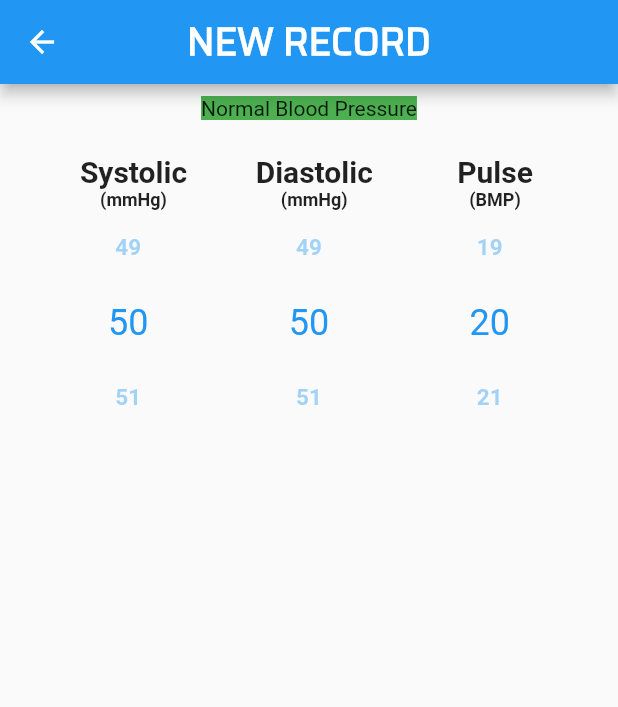
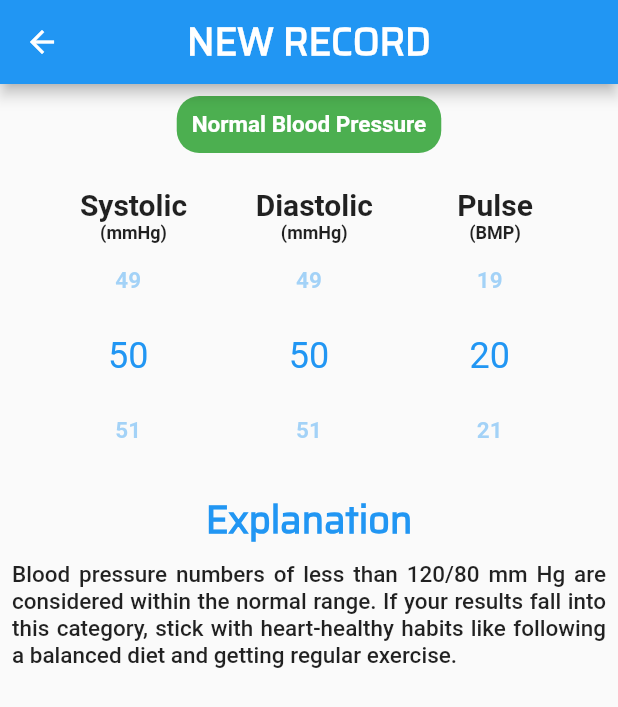
Before and after one commit to farhanyousaf786/blood-pressure-tracker, a Flutter app: the CheckerPage screen opened directly, on a phone screen of 412 x 824 dp. Shown: the top 707 px of the screen. Run offline on Flutter 3.47's test engine with Material 2 defaults, Android fonts, the phone set to English and light mode, and no system bars; drawn by our look-alikes of numberpicker.

Commit message:
explaination added

```diff
--- /dev/null
+++ b/lib/Components/Explaination.dart
@@ -0,0 +1,31 @@
+import 'package:flutter/material.dart';
+
+class ExplainState extends StatefulWidget {
+  final String text;
+
+  const ExplainState({Key? key, required this.text}) : super(key: key);
+
+  @override
+  State<ExplainState> createState() => _ExplainStateState();
+}
+
+class _ExplainStateState extends State<ExplainState> {
+
+  @override
+  Widget build(BuildContext context) {
+    return Container(
+      child: Padding(
+        padding: const EdgeInsets.all(8.0),
+        child: Center(
+            child: Text(
+          widget.text,
+          textAlign: TextAlign.justify,
+          style: const TextStyle(
+            fontWeight: FontWeight.w500,
+            fontSize: 15,
+          ),
+        )),
+      ),
+    );
+  }
+}
--- a/lib/Pages/CheckerPage.dart
+++ b/lib/Pages/CheckerPage.dart
@@ -1,4 +1,5 @@
 import 'package:bloodpressure/Components/Diastolic.dart';
+import 'package:bloodpressure/Components/Explaination.dart';
 import 'package:bloodpressure/Components/Pulse.dart';
 import 'package:bloodpressure/Components/SystolicNum.dart';
 import 'package:flutter/material.dart';
@@ -16,6 +17,11 @@ class _CheckerPageState extends State<CheckerPage> {
   int _currentPulse = 20;
   String bloodPressure = "Normal Blood Pressure";
   Color currentColor = Colors.green;
+  String currentState = "normal";
+
+  String text =
+      "Blood pressure numbers of less than 120/80 mm Hg are considered within the normal range. If your results fall into this category, stick with heart-healthy habits like following a balanced diet and getting regular exercise.";
+
 
   // This function will be passed down to the Child widget.
   void appendDia(int dia) {
@@ -51,13 +57,20 @@ class _CheckerPageState extends State<CheckerPage> {
       setState(() {
         bloodPressure = "Normal Blood Pressure";
         currentColor = Colors.green;
+        text =
+        "Blood pressure numbers of less than 120/80 mm Hg are considered within the normal range. If your results fall into this category, stick with heart-healthy habits like following a balanced diet and getting regular exercise.";
+
       });
     } else {
       if (_currentSys > 119 && _currentSys < 130) {
         if (_currentDia < 80) {
           setState(() {
             bloodPressure = "Elevated Blood Pressure";
-            currentColor= Colors.yellow.shade600;
+            currentColor = Colors.yellow.shade700;
+            currentState == "stage1";
+            text =
+            "Elevated blood pressure is when readings consistently range from 120-129 systolic and less than 80 mm Hg diastolic. People with elevated blood pressure are likely to develop high blood pressure unless steps are taken to control the condition.";
+
           });
         }
       }
@@ -65,21 +78,31 @@ class _CheckerPageState extends State<CheckerPage> {
       if (_currentSys > 129 || _currentDia > 79) {
         setState(() {
           bloodPressure = "High Blood Pressure - Stage 1";
-          currentColor= Colors.orangeAccent;
+          currentColor = Colors.orangeAccent.shade200;
+          currentState == "stage2";
+          text =
+          "Hypertension Stage 1 is when blood pressure consistently ranges from 130-139 systolic or 80-89 mm Hg diastolic. At this stage of high blood pressure, doctors are likely to prescribe lifestyle changes and may consider adding blood pressure medication based on your risk of atherosclerotic cardiovascular disease (ASCVD), such as heart attack or stroke.";
+
         });
       }
 
       if (_currentSys > 139 || _currentDia > 89) {
         setState(() {
           bloodPressure = "High Blood Pressure - Stage 2";
-          currentColor = Colors.deepOrange;
+          currentColor = Colors.deepOrange.shade400;
+          currentState == "stage3";
+          text =
+          "Hypertension Stage 2 is when blood pressure consistently ranges at 140/90 mm Hg or higher. At this stage of high blood pressure, doctors are likely to prescribe a combination of blood pressure medications and lifestyle changes.";
         });
       }
 
       if (_currentSys > 180 || _currentDia > 120) {
         setState(() {
           bloodPressure = "Dangerously High Blood Pressure";
-          currentColor =Colors.red;
+          currentColor = Colors.red.shade700;
+          currentState == "stage4";
+          text =
+          "This stage of high blood pressure requires medical attention. If your blood pressure readings suddenly exceed 180/120 mm Hg, wait five minutes and then test your blood pressure again. If your readings are still unusually high, contact your doctor immediately. You could be experiencing a hypertensive crisis.";
         });
       }
     }
@@ -99,16 +122,25 @@ class _CheckerPageState extends State<CheckerPage> {
       body: Container(
         child: Column(
           children: [
+
             Center(
                 child: Padding(
               padding: const EdgeInsets.all(8.0),
               child: Container(
-
-                color: currentColor,
-
-
-                  child: Text(bloodPressure.toString(),
-                  style: TextStyle(),)),
+                  decoration: BoxDecoration(
+                    borderRadius: BorderRadius.circular(15.0),
+                    color: currentColor,
+                  ),
+                  child: Padding(
+                    padding: const EdgeInsets.all(10.0),
+                    child: Text(
+                      bloodPressure.toString(),
+                      style: const TextStyle(
+                          fontSize: 15,
+                          fontWeight: FontWeight.w700,
+                          color: Colors.white),
+                    ),
+                  )),
             )),
             Padding(
               padding: const EdgeInsets.all(15.0),
@@ -121,9 +153,21 @@ class _CheckerPageState extends State<CheckerPage> {
                 ],
               ),
             ),
+            const Center(child:  Text(
+              "Explanation",
+              style: TextStyle(
+                fontWeight: FontWeight.w700,
+                fontSize: 25,
+                color: Colors.blue,
+                fontFamily: 'saira'
+              ),
+            ),),
+            ExplainState(text: text)
+
           ],
         ),
       ),
     );
   }
+
 }
```
